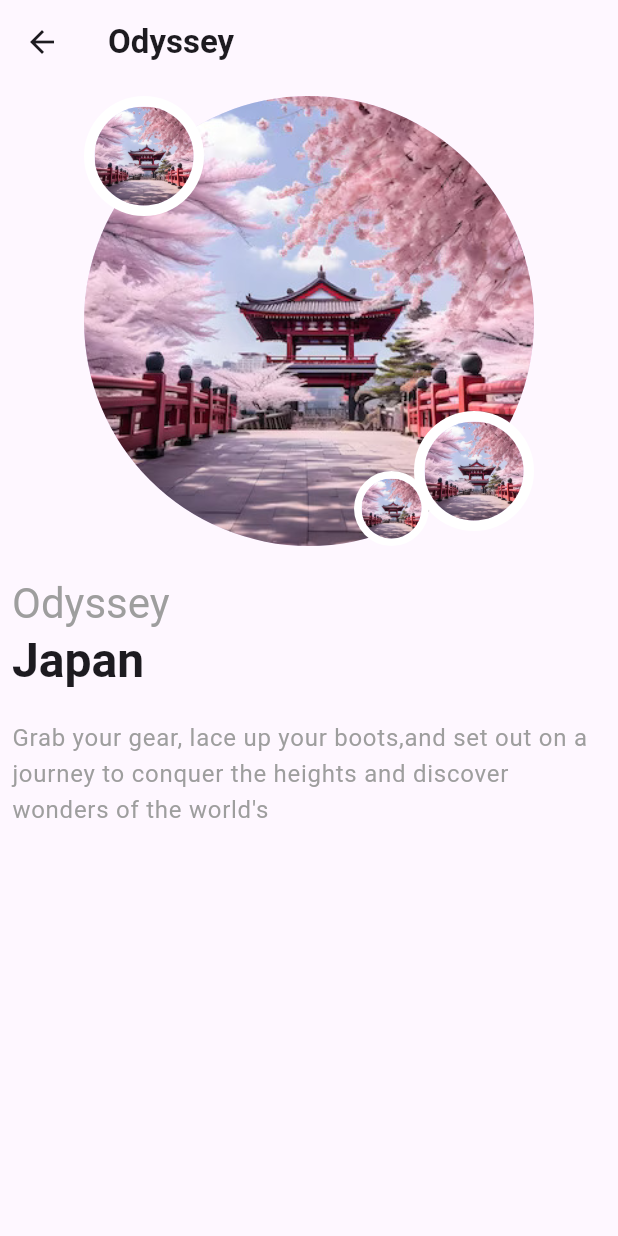
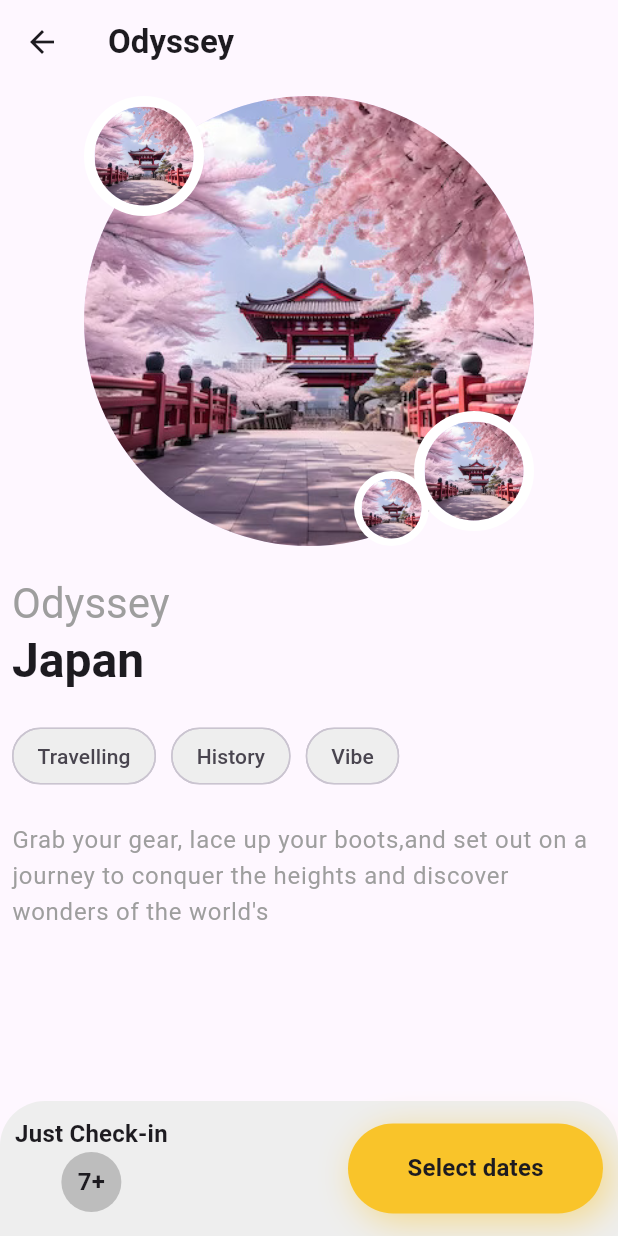
Before and after one commit to Mirzaazmath/flutter_travel_places, a Flutter app: the screen it shows after launch, after a tap on "Odyssey", on a phone screen of 412 x 824 dp. Run offline on Flutter 3.47's test engine with Material 3 defaults, Android fonts, the phone set to English and light mode, and no system bars.

Commit message:
added select button

```diff
--- a/lib/detail_screen.dart
+++ b/lib/detail_screen.dart
@@ -18,7 +18,66 @@ class DetailScreen extends StatelessWidget {
               ?.copyWith(fontWeight: FontWeight.bold),
         ),
       ),
-      body: Padding(
+      bottomNavigationBar: Container(
+       height: 90,
+       padding: const EdgeInsets.all(10),
+       decoration:  BoxDecoration(
+         color: Colors.grey.shade200,
+         borderRadius:const  BorderRadius.vertical(top: Radius.circular(30))
+       ),
+        child: Row(
+          mainAxisAlignment: MainAxisAlignment.spaceBetween,
+          children: [
+          Column(
+            children: [
+              Text(
+              "Just Check-in",
+              style: Theme.of(context)
+                  .textTheme
+                  .titleMedium
+                  ?.copyWith(fontWeight: FontWeight.bold),
+                      ),
+              CircleAvatar(
+                backgroundColor: Colors.grey.shade400,
+                child:   Text(
+                  "7+",
+                  style: Theme.of(context)
+                      .textTheme
+                      .titleMedium
+                      ?.copyWith(fontWeight: FontWeight.bold),
+                ),
+              )
+            ],
+          ),
+            Container(
+              height: 60,
+              width: 170,
+              decoration: BoxDecoration(
+                  borderRadius: BorderRadius.circular(30),
+                  color: const Color(0xfff9c42a),
+                  boxShadow: [
+                    BoxShadow(
+                        color: const Color(0xfff9c42a).withOpacity(0.5),
+                        blurRadius: 20,
+                        offset: const Offset(5,5)
+                    )
+                  ]
+              ),
+              alignment: Alignment.center,
+              child:Text(
+                "Select dates",
+                style: Theme.of(context)
+                    .textTheme
+                    .titleMedium
+                    ?.copyWith(fontWeight: FontWeight.bold),
+              ),
+
+            )
+          ],
+        ),
+
+      ),
+      body: SingleChildScrollView(
         padding: const EdgeInsets.all(8.0),
         child: Column(
           crossAxisAlignment: CrossAxisAlignment.start,
@@ -108,6 +167,28 @@ class DetailScreen extends StatelessWidget {
             const SizedBox(
               height: 20,
             ),
+            Row(
+
+              children: [
+                Chip(
+                  backgroundColor: Colors.grey.shade200,
+                  shape: RoundedRectangleBorder(borderRadius: BorderRadius.circular(20)),
+                    label: const Text("Travelling")),
+              const   SizedBox(width: 10,),
+                Chip(
+                    backgroundColor: Colors.grey.shade200,
+                    shape: RoundedRectangleBorder(borderRadius: BorderRadius.circular(20)),
+                    label:const  Text("History")),
+                const   SizedBox(width: 10,),
+                Chip(
+                    backgroundColor: Colors.grey.shade200,
+                    shape: RoundedRectangleBorder(borderRadius: BorderRadius.circular(20)),
+                    label:const  Text("Vibe"))
+              ],
+            ),
+            const SizedBox(
+              height: 20,
+            ),
             Text(
               "Grab your gear, lace up your boots,and set out on a journey to conquer the heights and discover wonders of the world's",
               style: Theme.of(context)
--- a/lib/parallex_effect_section.dart
+++ b/lib/parallex_effect_section.dart
@@ -2,6 +2,8 @@ import 'dart:ui';
 
 import 'package:flutter/material.dart';
 import 'package:travel_place/data.dart';
+
+import 'detail_screen.dart';
 
 class ParallexWidget extends StatefulWidget {
   const ParallexWidget({super.key});
@@ -65,6 +67,12 @@ class _ParallexWidgetState extends State<ParallexWidget> {
                 children: [
                   ClipRRect(
                       borderRadius: BorderRadius.circular(30),
+                      child: GestureDetector(
+                        onTap: (){
+                          Navigator.of(context).push(MaterialPageRoute(builder: (context)=>DetailScreen(data:travelPlaceList[index])));
+                        },
+                        child: Hero(
+                          tag:travelPlaceList[index].imageUrl,
                           child: SizedBox(
                             height: 300,
 
@@ -75,6 +83,8 @@ class _ParallexWidgetState extends State<ParallexWidget> {
                               travelPlaceList[index].imageUrl,
                               fit: BoxFit.cover,
                               alignment: Alignment(-pageOffSet.abs() + index, 0),
+                            ),
+                          ),
                         ),
                       )),
 
```
Lines whose indentation alone changed are shown as unchanged.
